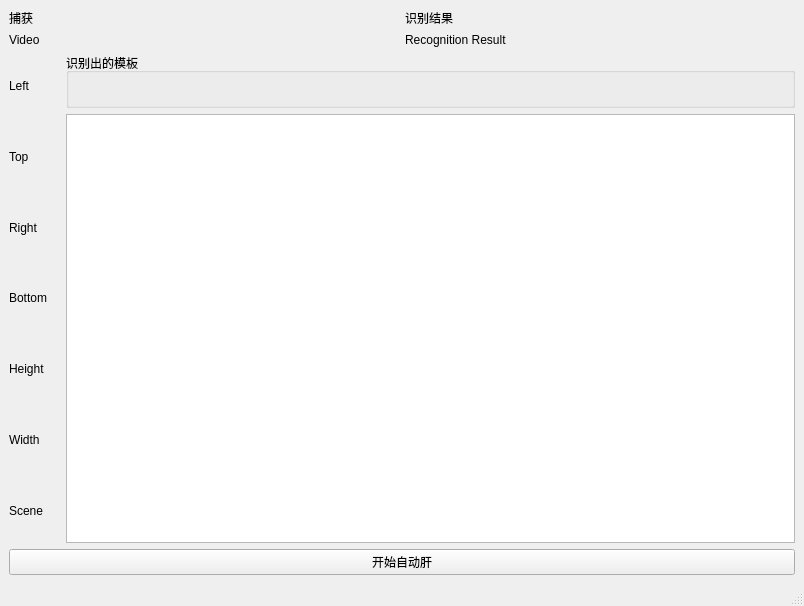
Before: the Qt Designer form view/design/ui/main_window.ui in Connorshen/OnmyojiScript, drawn with Qt 5.
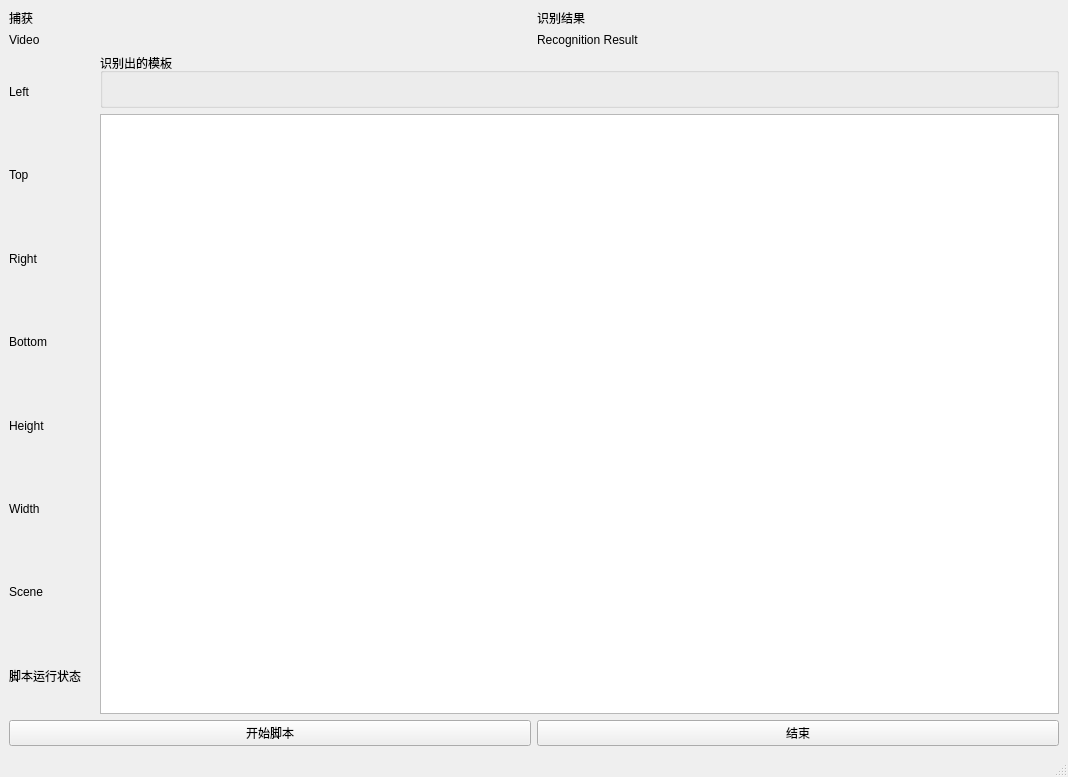
After: the same form once the commit is applied.

```diff
--- a/view/design/ui/main_window.ui
+++ b/view/design/ui/main_window.ui
@@ -6,8 +6,8 @@
    <rect>
     <x>0</x>
     <y>0</y>
-    <width>804</width>
-    <height>606</height>
+    <width>1068</width>
+    <height>777</height>
    </rect>
   </property>
   <property name="windowTitle">
@@ -94,6 +94,13 @@
           </property>
          </widget>
         </item>
+        <item row="6" column="0">
+         <widget class="QLabel" name="label_5">
+          <property name="text">
+           <string>Scene</string>
+          </property>
+         </widget>
+        </item>
         <item row="3" column="0">
          <widget class="QLabel" name="label_8">
           <property name="text">
@@ -136,6 +143,13 @@
           </property>
          </widget>
         </item>
+        <item row="6" column="1">
+         <widget class="QLabel" name="scene_lb">
+          <property name="text">
+           <string/>
+          </property>
+         </widget>
+        </item>
         <item row="2" column="0">
          <widget class="QLabel" name="label_6">
           <property name="text">
@@ -164,15 +178,15 @@
           </property>
          </widget>
         </item>
-        <item row="6" column="0">
-         <widget class="QLabel" name="label_5">
+        <item row="7" column="0">
+         <widget class="QLabel" name="label_9">
           <property name="text">
-           <string>Scene</string>
+           <string>脚本运行状态</string>
           </property>
          </widget>
         </item>
-        <item row="6" column="1">
-         <widget class="QLabel" name="scene_lb">
+        <item row="7" column="1">
+         <widget class="QLabel" name="is_running_lb">
           <property name="text">
            <string/>
           </property>
@@ -206,11 +220,22 @@
      </layout>
     </item>
     <item>
-     <widget class="QPushButton" name="start_btn">
-      <property name="text">
-       <string>开始自动肝</string>
-      </property>
-     </widget>
+     <layout class="QHBoxLayout" name="horizontalLayout">
+      <item>
+       <widget class="QPushButton" name="start_btn">
+        <property name="text">
+         <string>开始脚本</string>
+        </property>
+       </widget>
+      </item>
+      <item>
+       <widget class="QPushButton" name="end_btn">
+        <property name="text">
+         <string>结束</string>
+        </property>
+       </widget>
+      </item>
+     </layout>
     </item>
    </layout>
   </widget>
@@ -219,7 +244,7 @@
     <rect>
      <x>0</x>
      <y>0</y>
-     <width>804</width>
+     <width>1068</width>
      <height>23</height>
     </rect>
    </property>
```
